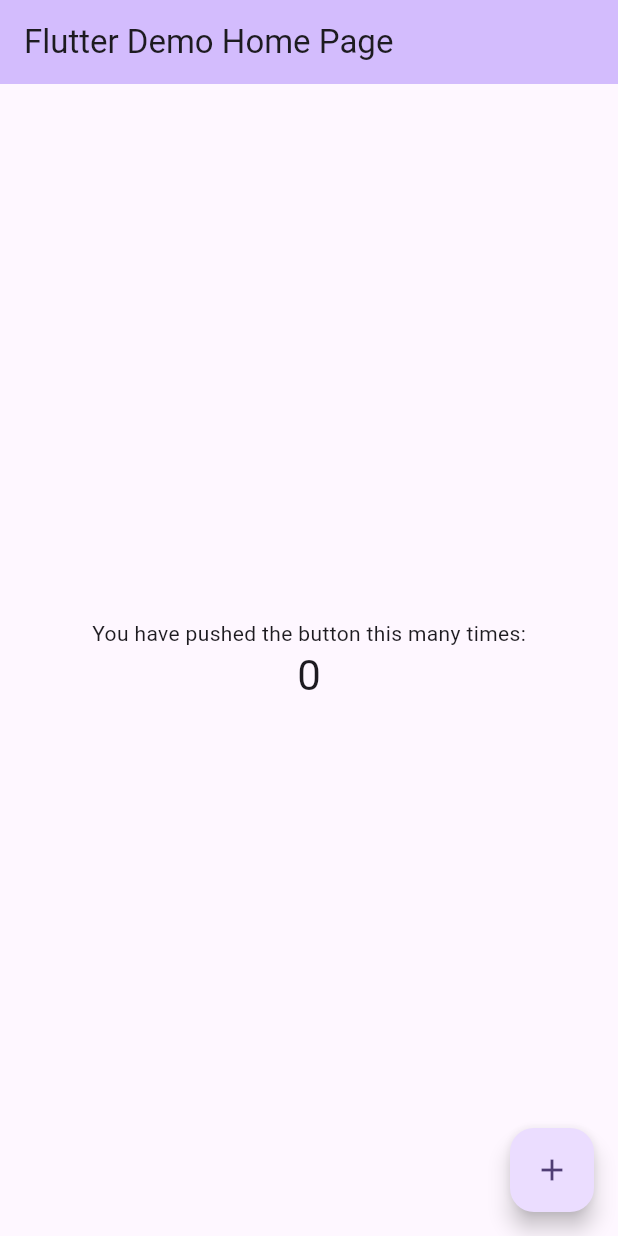
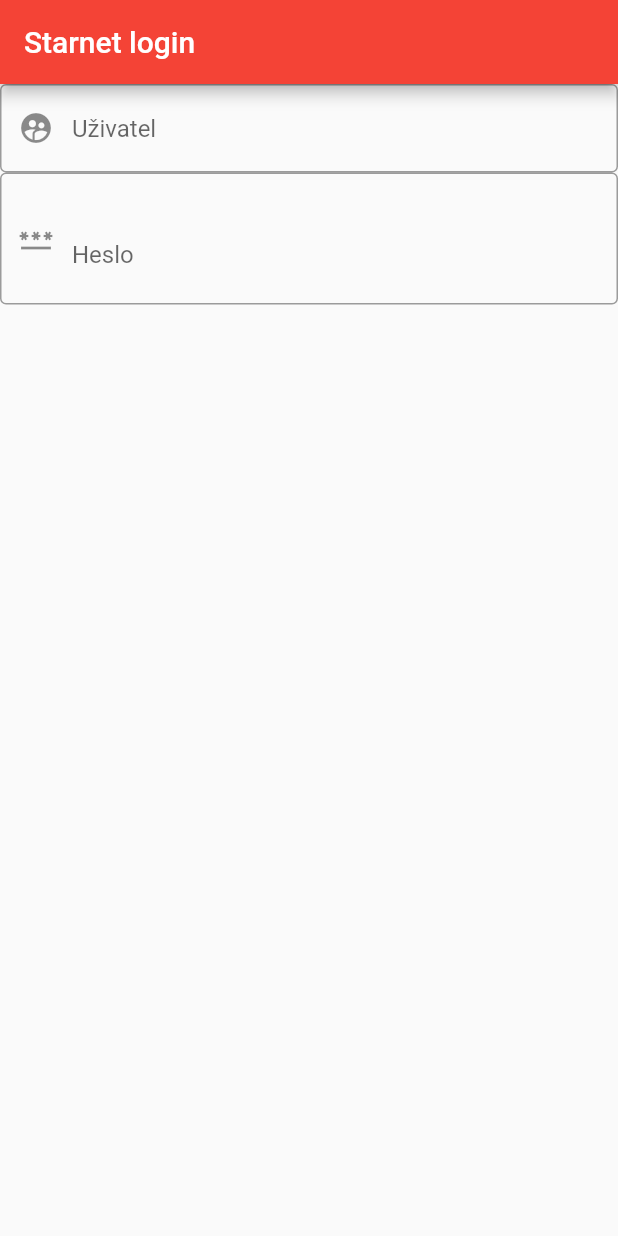
Before and after one commit to tobisminer/StarnetLogin, a Flutter app: the screen it shows after launch, on a phone screen of 412 x 824 dp. Run offline on Flutter 3.47's test engine with Material 2 defaults, Android fonts, the light colour scheme and no system bars.

Commit message:
add TextFields for user and password

```diff
--- a/lib/main.dart
+++ b/lib/main.dart
@@ -7,119 +7,70 @@
 class MyApp extends StatelessWidget {
   const MyApp({super.key});
 
-  // This widget is the root of your application.
   @override
   Widget build(BuildContext context) {
-    return MaterialApp(
-      title: 'Flutter Demo',
-      theme: ThemeData(
-        // This is the theme of your application.
-        //
-        // TRY THIS: Try running your application with "flutter run". You'll see
-        // the application has a blue toolbar. Then, without quitting the app,
-        // try changing the seedColor in the colorScheme below to Colors.green
-        // and then invoke "hot reload" (save your changes or press the "hot
-        // reload" button in a Flutter-supported IDE, or press "r" if you used
-        // the command line to start the app).
-        //
-        // Notice that the counter didn't reset back to zero; the application
-        // state is not lost during the reload. To reset the state, use hot
-        // restart instead.
-        //
-        // This works for code too, not just values: Most code changes can be
-        // tested with just a hot reload.
-        colorScheme: ColorScheme.fromSeed(seedColor: Colors.deepPurple),
-        useMaterial3: true,
-      ),
-      home: const MyHomePage(title: 'Flutter Demo Home Page'),
+    return const MaterialApp(
+      home: MyForm()
     );
   }
 }
 
-class MyHomePage extends StatefulWidget {
-  const MyHomePage({super.key, required this.title});
-
-  // This widget is the home page of your application. It is stateful, meaning
-  // that it has a State object (defined below) that contains fields that affect
-  // how it looks.
-
-  // This class is the configuration for the state. It holds the values (in this
-  // case the title) provided by the parent (in this case the App widget) and
-  // used by the build method of the State. Fields in a Widget subclass are
-  // always marked "final".
-
-  final String title;
+class MyForm extends StatefulWidget {
+  const MyForm({super.key});
 
   @override
-  State<MyHomePage> createState() => _MyHomePageState();
+  State<MyForm> createState() => _MyFormState();
 }
 
-class _MyHomePageState extends State<MyHomePage> {
-  int _counter = 0;
-
-  void _incrementCounter() {
-    setState(() {
-      // This call to setState tells the Flutter framework that something has
-      // changed in this State, which causes it to rerun the build method below
-      // so that the display can reflect the updated values. If we changed
-      // _counter without calling setState(), then the build method would not be
-      // called again, and so nothing would appear to happen.
-      _counter++;
-    });
-  }
+class _MyFormState extends State<MyForm> {
+  bool hidePassword = true;
+  final TextEditingController _userController = TextEditingController();
+  final TextEditingController _passwordController = TextEditingController();
 
   @override
+  void dispose() {
+    _userController.dispose();
+    _passwordController.dispose();
+    super.dispose();
+  }
+  @override
   Widget build(BuildContext context) {
-    // This method is rerun every time setState is called, for instance as done
-    // by the _incrementCounter method above.
-    //
-    // The Flutter framework has been optimized to make rerunning build methods
-    // fast, so that you can just rebuild anything that needs updating rather
-    // than having to individually change instances of widgets.
     return Scaffold(
       appBar: AppBar(
-        // TRY THIS: Try changing the color here to a specific color (to
-        // Colors.amber, perhaps?) and trigger a hot reload to see the AppBar
-        // change color while the other colors stay the same.
-        backgroundColor: Theme.of(context).colorScheme.inversePrimary,
-        // Here we take the value from the MyHomePage object that was created by
-        // the App.build method, and use it to set our appbar title.
-        title: Text(widget.title),
+        title: const Text("Starnet login"),
+        backgroundColor: Colors.red,
       ),
-      body: Center(
-        // Center is a layout widget. It takes a single child and positions it
-        // in the middle of the parent.
-        child: Column(
-          // Column is also a layout widget. It takes a list of children and
-          // arranges them vertically. By default, it sizes itself to fit its
-          // children horizontally, and tries to be as tall as its parent.
-          //
-          // Column has various properties to control how it sizes itself and
-          // how it positions its children. Here we use mainAxisAlignment to
-          // center the children vertically; the main axis here is the vertical
-          // axis because Columns are vertical (the cross axis would be
-          // horizontal).
-          //
-          // TRY THIS: Invoke "debug painting" (choose the "Toggle Debug Paint"
-          // action in the IDE, or press "p" in the console), to see the
-          // wireframe for each widget.
-          mainAxisAlignment: MainAxisAlignment.center,
-          children: <Widget>[
-            const Text(
-              'You have pushed the button this many times:',
+      body: Column(
+        crossAxisAlignment: CrossAxisAlignment.start,
+        children: [
+          TextField(
+            controller: _userController,
+            decoration: const InputDecoration(
+                border: OutlineInputBorder(),
+                prefixIcon: Icon(Icons.supervised_user_circle_sharp),
+                hintText: "Uživatel"
             ),
-            Text(
-              '$_counter',
-              style: Theme.of(context).textTheme.headlineMedium,
+
+          ),
+          TextField(
+            controller: _passwordController,
+            obscureText: hidePassword,
+            enableSuggestions: false,
+            autocorrect: false,
+            decoration: InputDecoration(
+                border: const OutlineInputBorder(),
+                prefixIcon: const Icon(Icons.password),
+              suffix: IconButton(onPressed: (){
+                setState(() {
+                  hidePassword = !hidePassword;
+                });
+              }, icon: Icon(hidePassword ? Icons.remove_red_eye : Icons.remove_red_eye_outlined)
+              ),
+              hintText: "Heslo",
             ),
-          ],
-        ),
+          )
+        ],
       ),
-      floatingActionButton: FloatingActionButton(
-        onPressed: _incrementCounter,
-        tooltip: 'Increment',
-        child: const Icon(Icons.add),
-      ), // This trailing comma makes auto-formatting nicer for build methods.
     );
   }
 }
```
